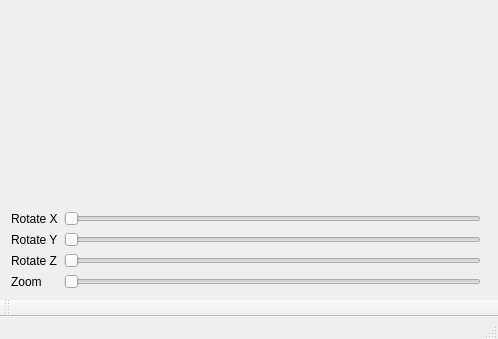
First picture: the form in mainwindow.ui, repository AndersonQ/ParticleSumulator, before the edit.
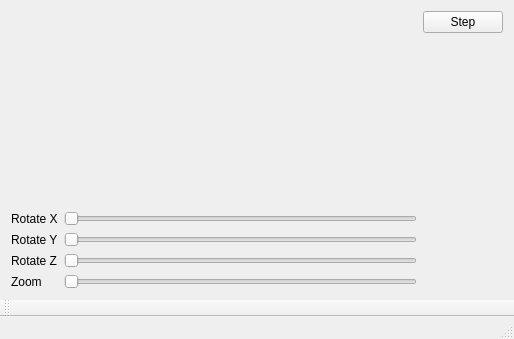
Second picture: the form after the edit. Custom widgets are drawn as their Qt base class.

```diff
--- a/mainwindow.ui
+++ b/mainwindow.ui
@@ -6,7 +6,7 @@
    <rect>
     <x>0</x>
     <y>0</y>
-    <width>498</width>
+    <width>514</width>
     <height>339</height>
    </rect>
   </property>
@@ -15,7 +15,7 @@
   </property>
   <widget class="QWidget" name="centralWidget">
    <layout class="QGridLayout" name="gridLayout">
-    <item row="0" column="0" rowspan="2" colspan="3">
+    <item row="0" column="0" rowspan="2" colspan="2">
      <widget class="OpenGL" name="widget" native="true"/>
     </item>
     <item row="2" column="1">
@@ -89,6 +89,13 @@
       </property>
      </widget>
     </item>
+    <item row="0" column="2">
+     <widget class="QPushButton" name="stepButton">
+      <property name="text">
+       <string>Step</string>
+      </property>
+     </widget>
+    </item>
    </layout>
   </widget>
   <widget class="QMenuBar" name="menuBar">
```
Left out of the diff: 19 changed lines with no effect on the pictures.
